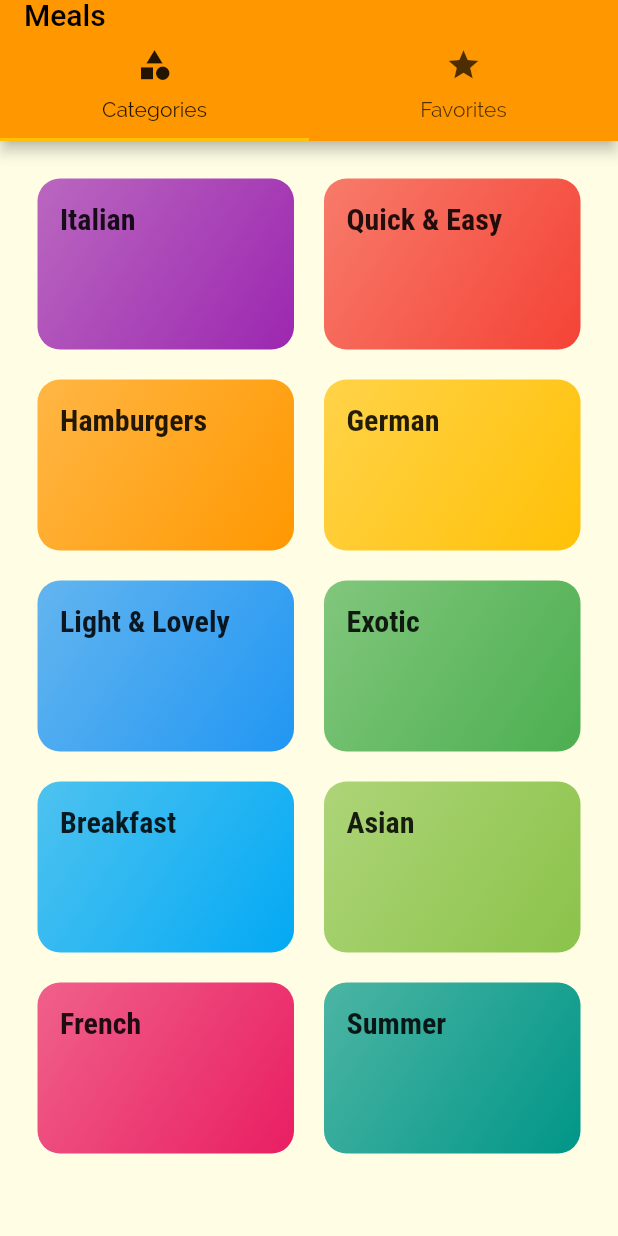
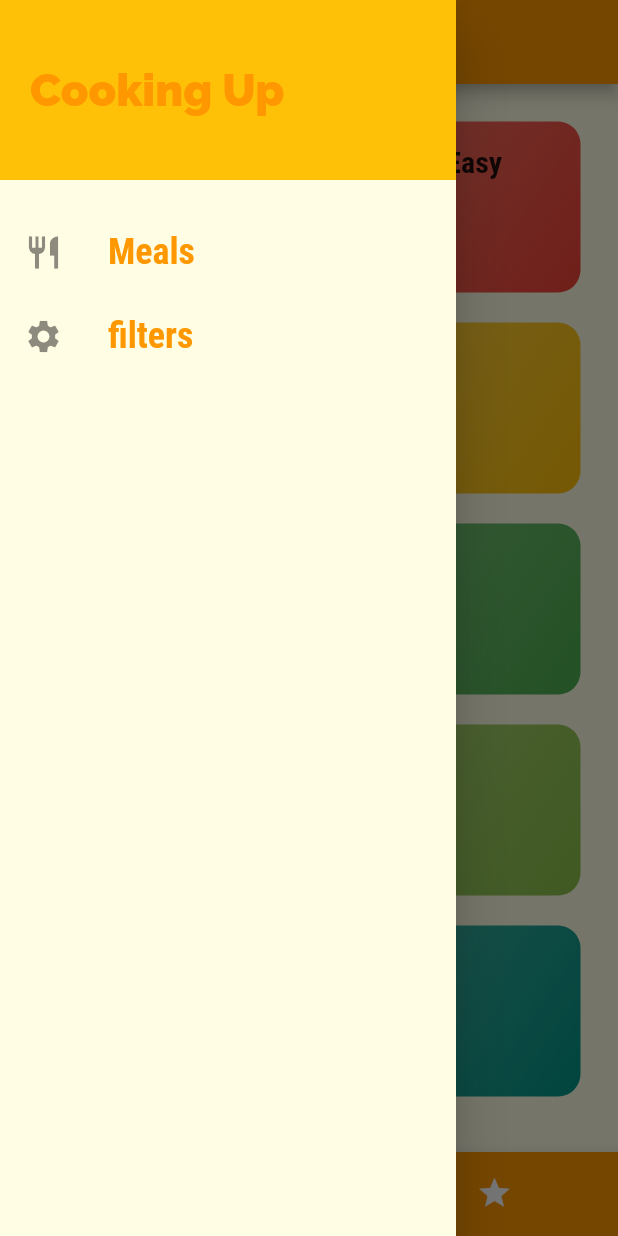
Before and after one commit to rohitghorpade129/CookBook, a Flutter app: the screen it shows after launch, with the side drawer open (before the commit the screen has no drawer), on a phone screen of 412 x 824 dp. Run offline on Flutter 3.47's test engine with Material 2 defaults, Android fonts, the phone set to English and light mode, and no system bars.

Commit message:
added a drawer(Hamburger Menu)

```diff
--- /dev/null
+++ b/lib/Widgets/Main_Drawer.dart
@@ -0,0 +1,41 @@
+import '../screens/filters_screen.dart';
+import 'package:flutter/material.dart';
+
+
+class MainDrawer extends StatelessWidget {
+  Widget BuildListtile(BuildContext context, String title ,IconData icon ,Function taphandler){
+    return ListTile(leading: Icon(icon,size: 26,),
+        title: Text(title ,
+        style: TextStyle(fontFamily: 'RobotoCondensed', fontWeight: FontWeight.w700,fontSize: 24,color: Theme.of(context).primaryColor),
+        ),
+        onTap: (){
+          taphandler();
+        },
+        );
+  }
+  @override
+  Widget build(BuildContext context) {
+    return Drawer(
+      child: Column(children: <Widget>[
+        Container(
+          height: 120,
+          width: double.infinity,
+          padding: EdgeInsets.all(20),
+
+          alignment: Alignment.centerLeft,
+          color: Theme.of(context).accentColor,
+          child: Text("Cooking Up",style: TextStyle(fontWeight: FontWeight.w900,fontSize: 30,color: Theme.of(context).primaryColor)),
+        ),
+        SizedBox(height: 20),
+        BuildListtile(context,'Meals',Icons.restaurant,(){
+           Navigator.of(context).pushReplacementNamed('/');
+        }),
+        BuildListtile(context,'filters',Icons.settings,(){
+         Navigator.of(context).pushReplacementNamed(FilterScreen.routeName);
+        }
+        ),
+      ],
+      ),
+    );
+  }
+}
--- a/lib/main.dart
+++ b/lib/main.dart
@@ -4,6 +4,7 @@ import '../screens/categories_screen.dart';
 import '../screens/category_meals_screen.dart';
 import '../screens/meal_deatails_screen.dart';
 import '../screens/Tabs_screen.dart';
+import '../screens/filters_screen.dart';
 void main() => runApp(MyApp());
 
 class MyApp extends StatelessWidget {
@@ -33,9 +34,10 @@ class MyApp extends StatelessWidget {
       //home: CategoryScreen(),
       initialRoute: '/',
       routes: {
-        '/':(ctx)=>TabsScreen(),
+      '/':(ctx)=>TabsScreen(),
        CategoryMealsScreen.RouteName:(ctx)=> CategoryMealsScreen(),
-       MealDetailscreen.routeName:(ctx)=> MealDetailscreen()
+       MealDetailscreen.routeName:(ctx)=> MealDetailscreen(),
+       FilterScreen.routeName:(ctx)=>FilterScreen(),
       },
       // onGenerateRoute: (settings){
       //   print(settings.arguments);
--- a/lib/screens/Favoritea_screen.dart
+++ b/lib/screens/Favoritea_screen.dart
@@ -6,7 +6,7 @@ class FavoritesScreen extends StatelessWidget {
   @override
   Widget build(BuildContext context) {
     return Center(
-      child: Text("the Favorites"),
+      child: Text("the Favorites",style: TextStyle(color: Colors.black),),
     );
   }
 }
--- a/lib/screens/Tabs_screen.dart
+++ b/lib/screens/Tabs_screen.dart
@@ -1,34 +1,45 @@
-import 'package:CookBook/screens/Favoritea_screen.dart';
-import 'package:CookBook/screens/categories_screen.dart';
+import './Favoritea_screen.dart';
+import './categories_screen.dart';
 import 'package:flutter/material.dart';
-
+import '../Widgets/Main_Drawer.dart';
 class TabsScreen extends StatefulWidget {
   @override
   _TabsScreenState createState() => _TabsScreenState();
 }
 
 class _TabsScreenState extends State<TabsScreen> {
+  final List<Map<String,Object>>pages=
+  [{'page':CategoryScreen(),'title':'Categories'},
+  {'page':FavoritesScreen(),'title':'Favorites'}];
+  int selectedPageIndex=0;
+  void Selectpage(int index){
+    setState(() {
+      selectedPageIndex=index;
+    });
+  }
+
   @override
   Widget build(BuildContext context) {
-    return DefaultTabController(
-      length: 2,
-      initialIndex: 0,
-      child: Scaffold(
+    return  Scaffold(
         appBar: AppBar(
-          toolbarHeight: 20,
-          title: Text('Meals'),
-          bottom: TabBar(tabs: <Widget>[
-          Tab(icon: Icon(Icons.category), text: 'Categories',),
-          Tab(icon: Icon(Icons.star), text: 'Favorites',),
-      ],
-      ),
-      ),
-      body: TabBarView(children: <Widget>[
-          CategoryScreen(),
-          FavoritesScreen(),
-      ],
-      ),
-      )
+          title: Text(pages[selectedPageIndex]['title']),
+        ),
+        drawer: MainDrawer(),
+
+        body: pages[selectedPageIndex]['page'],
+        bottomNavigationBar: BottomNavigationBar(
+        onTap: Selectpage ,
+        unselectedItemColor: Colors.white,
+        selectedItemColor: Theme.of(context).accentColor,
+        backgroundColor: Theme.of(context).primaryColor,
+        currentIndex: selectedPageIndex,
+        type: BottomNavigationBarType.shifting,
+        items: [
+          BottomNavigationBarItem(backgroundColor: Theme.of(context).primaryColor, icon: Icon(Icons.category), title: Text('Categories')),
+          BottomNavigationBarItem(backgroundColor: Theme.of(context).primaryColor,icon: Icon(Icons.star), title: Text('favorites')),
+        ],
+        ),
       );
+
   }
 }
--- /dev/null
+++ b/lib/screens/filters_screen.dart
@@ -0,0 +1,18 @@
+import 'package:flutter/material.dart';
+
+class FilterScreen extends StatelessWidget {
+
+  static const routeName='/filters';
+
+  @override
+  Widget build(BuildContext context) {
+    return Scaffold(
+      appBar: AppBar(title: Text("Filters")),
+      body: Center(
+        child: Text("Filters",style: TextStyle(color: Colors.black),
+        ),
+
+      ),
+    );
+  }
+}
```
